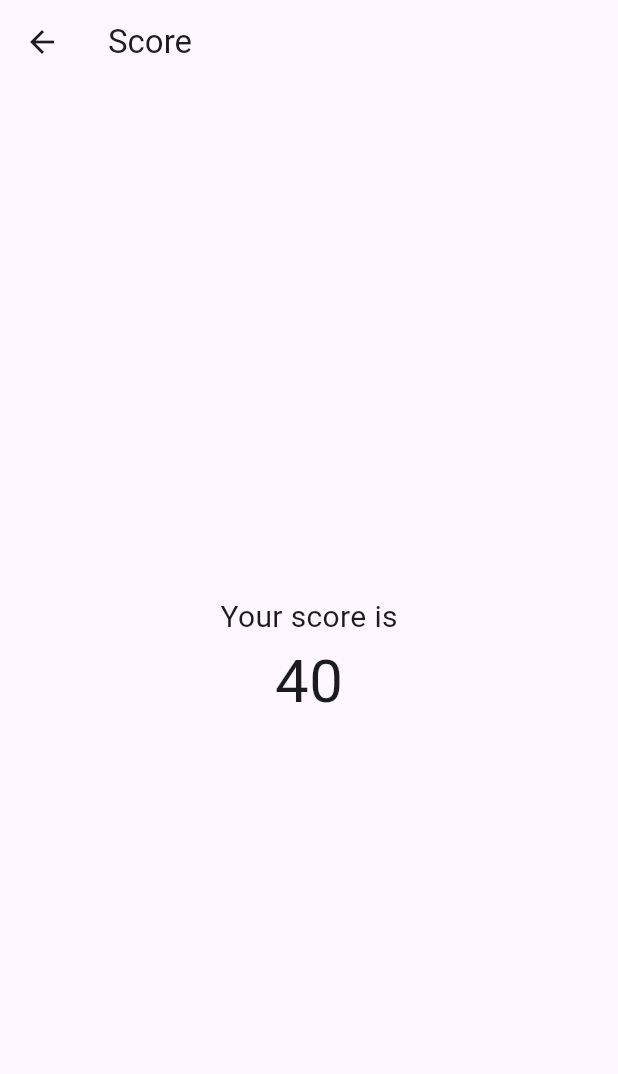
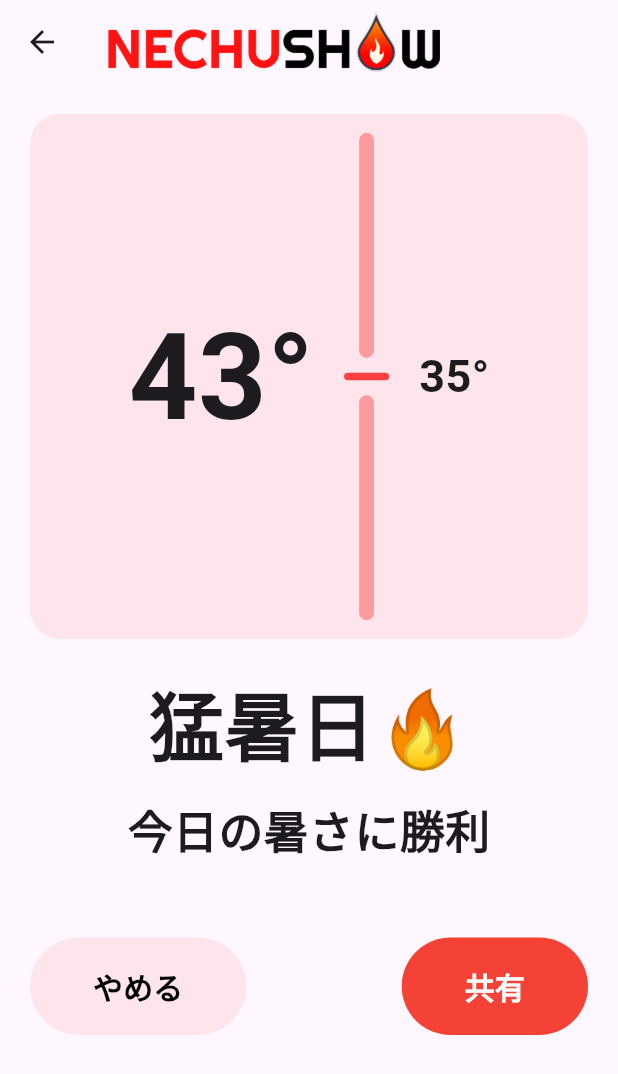
Before and after one commit to Atori-Ikeyama/facondan-front, a Flutter app: the Score screen opened by its route, on a phone screen of 412 x 824 dp. Shown: the top 1074 px of the screen. Run offline on Flutter 3.47's test engine with Material 3 defaults, Android fonts, the phone set to English and light mode, and no system bars; our stand-ins replace cloud_firestore, firebase_core, flutter_riverpod, flutter_svg, freezed_annotation, google_sign_in and 2 more; accounts and stored records are empty; generated files the repository leaves out were written again; statements that could not run were skipped.

Commit message:
add score ui

```diff
--- a/lib/pages/score.dart
+++ b/lib/pages/score.dart
@@ -7,19 +7,138 @@ class Score extends StatelessWidget {
   Widget build(BuildContext context) {
     return Scaffold(
       appBar: AppBar(
-        title: const Text('Score'),
+        title: Image.asset('assets/logo_nechushow.png', height: 40),
       ),
-      body: const Center(
+      body: Padding(
+        padding: const EdgeInsets.symmetric(horizontal: 20),
         child: Column(
-          mainAxisAlignment: MainAxisAlignment.center,
+          mainAxisAlignment: MainAxisAlignment.start,
+          crossAxisAlignment: CrossAxisAlignment.center,
           children: <Widget>[
-            Text(
-              'Your score is',
-              style: TextStyle(fontSize: 20),
+            const SizedBox(height: 20),
+            Container(
+              height: 350,
+              width: double.infinity,
+              decoration: const BoxDecoration(
+                borderRadius: BorderRadius.all(Radius.circular(20)),
+                color: Color.fromARGB(20, 255, 18, 18),
+              ),
+              child: Row(
+                mainAxisAlignment: MainAxisAlignment.center,
+                children: [
+                  const Text(
+                    '43°',
+                    style: const TextStyle(
+                      fontSize: 80,
+                      fontWeight: FontWeight.bold,
+                    ),
+                  ),
+                  const SizedBox(
+                    width: 20,
+                  ),
+                  Column(
+                    mainAxisAlignment: MainAxisAlignment.center,
+                    children: [
+                      Container(
+                        width: 10,
+                        height: 150,
+                        decoration: BoxDecoration(
+                          borderRadius: BorderRadius.circular(10),
+                          color: const Color.fromARGB(90, 255, 18, 18),
+                        ),
+                      ),
+                      const SizedBox(
+                        height: 10,
+                      ),
+                      Container(
+                        width: 30,
+                        height: 5,
+                        decoration: BoxDecoration(
+                          borderRadius: BorderRadius.circular(10),
+                          color: const Color.fromARGB(200, 255, 18, 18),
+                        ),
+                      ),
+                      const SizedBox(
+                        height: 10,
+                      ),
+                      Container(
+                        width: 10,
+                        height: 150,
+                        decoration: BoxDecoration(
+                          borderRadius: BorderRadius.circular(10),
+                          color: const Color.fromARGB(90, 255, 18, 18),
+                        ),
+                      ),
+                    ],
+                  ),
+                  const SizedBox(
+                    width: 20,
+                  ),
+                  const Text(
+                    '35°',
+                    style: TextStyle(
+                      fontSize: 30,
+                      fontWeight: FontWeight.bold,
+                    ),
+                  ),
+                ],
+              ),
             ),
-            Text(
-              '40',
-              style: TextStyle(fontSize: 40),
+            const SizedBox(height: 20),
+            const Text(
+              '猛暑日🔥',
+              style: TextStyle(
+                fontSize: 50,
+                fontWeight: FontWeight.bold,
+              ),
+            ),
+            const SizedBox(height: 10),
+            const Text(
+              '今日の暑さに勝利',
+              style: TextStyle(
+                fontSize: 30,
+                fontWeight: FontWeight.bold,
+              ),
+            ),
+            const SizedBox(height: 50),
+            Row(
+              mainAxisAlignment: MainAxisAlignment.spaceBetween,
+              children: <Widget>[
+                TextButton(
+                  onPressed: () {},
+                  style: const ButtonStyle(
+                    backgroundColor: WidgetStatePropertyAll(Color.fromARGB(20, 255, 18, 18)),
+                  ),
+                  child: const Padding(
+                    padding: EdgeInsets.symmetric(horizontal: 30.0, vertical: 10.0),
+                    child: Text(
+                      'やめる',
+                      style: TextStyle(
+                        fontSize: 20,
+                        fontWeight: FontWeight.bold,
+                        color: Colors.black,
+                      ),
+                    ),
+                  ),
+                ),
+                TextButton(
+                  onPressed: () {},
+                  style: const ButtonStyle(
+                    backgroundColor: WidgetStatePropertyAll(Colors.red),
+                  ),
+                  child: const Padding(
+                    padding: EdgeInsets.symmetric(horizontal: 30.0, vertical: 10.0),
+                    child: Text(
+                      '共有',
+                      style: TextStyle(
+                        fontSize: 20,
+                        fontWeight: FontWeight.bold,
+                        color: Colors.white,
+                      ),
+                    ),
+                  ),
+                ),
+              ],
             ),
           ],
         ),
```
Also changed, not shown: lib/view_model/score/score_view_model.dart (added).
